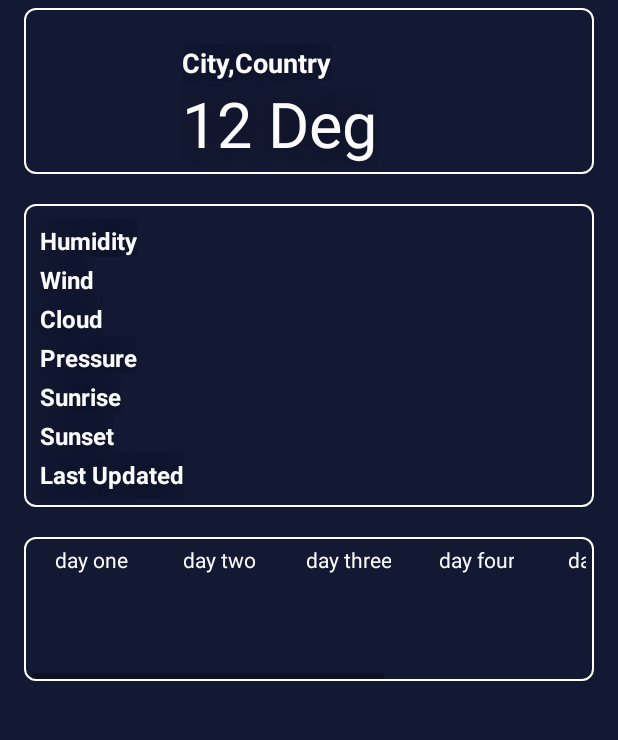
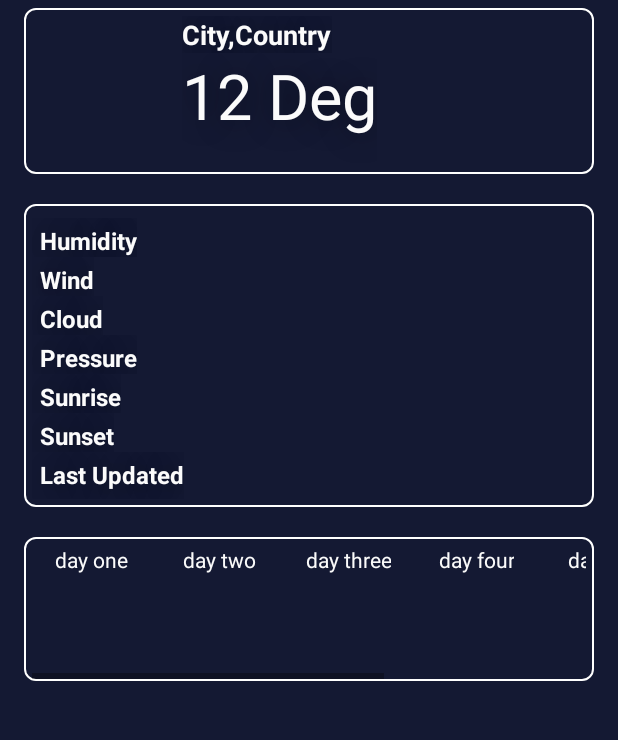
Before and after one commit to ahmeturun/Wheather-App, an Android app: the layout activity_main.xml on its own in the app's theme, with its tools: preview values and no code run, on a phone screen of 412 x 824 dp, the part 96-836 px from its top. Run offline under Robolectric (Android 15) with nearby library versions, the phone set to English and light mode, and no system bars.

Commit message:
some layout stabilization

```diff
--- a/app/src/main/res/layout-v14/content_main.xml
+++ b/app/src/main/res/layout-v14/content_main.xml
@@ -67,7 +67,6 @@
             android:background="@android:color/transparent"
             android:layout_width="100dp"
             android:layout_height="100dp"
-            android:layout_below="@+id/weekly_weather_btn"
             android:layout_alignParentStart="true" />
 
         <TextView
@@ -78,6 +77,7 @@
             android:layout_width="wrap_content"
             android:layout_height="wrap_content"
             android:layout_toRightOf="@+id/thumbnailIcon"
+            android:layout_below="@+id/cityText"
             android:textColor="@color/light_font"
             android:shadowColor="@color/text_shadow"
             android:shadowDx="1"
@@ -97,7 +97,7 @@
             android:shadowDx="2"
             android:shadowDy="2"
             android:shadowRadius="25"
-            android:layout_above="@+id/tempText"
+            android:layout_alignParentTop="true"
             android:layout_toRightOf="@+id/thumbnailIcon" />
     </RelativeLayout>
 
```
